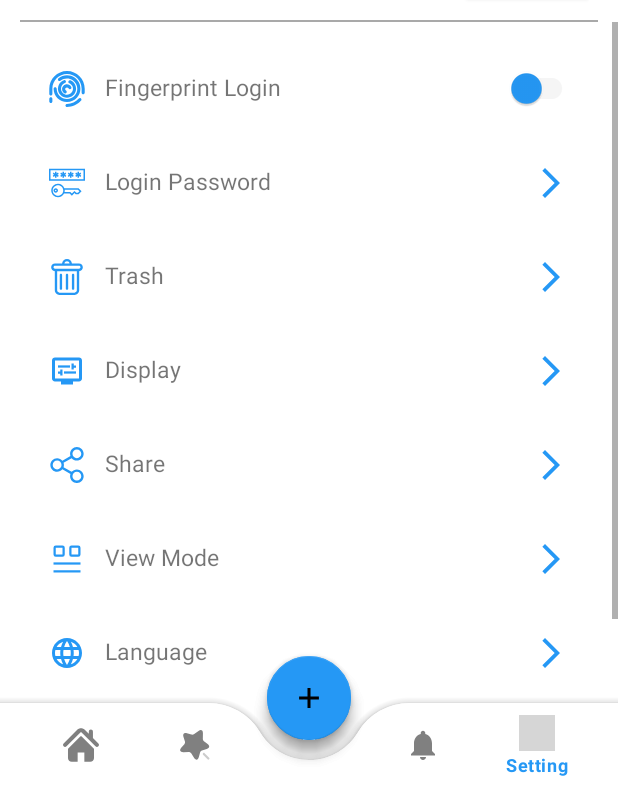
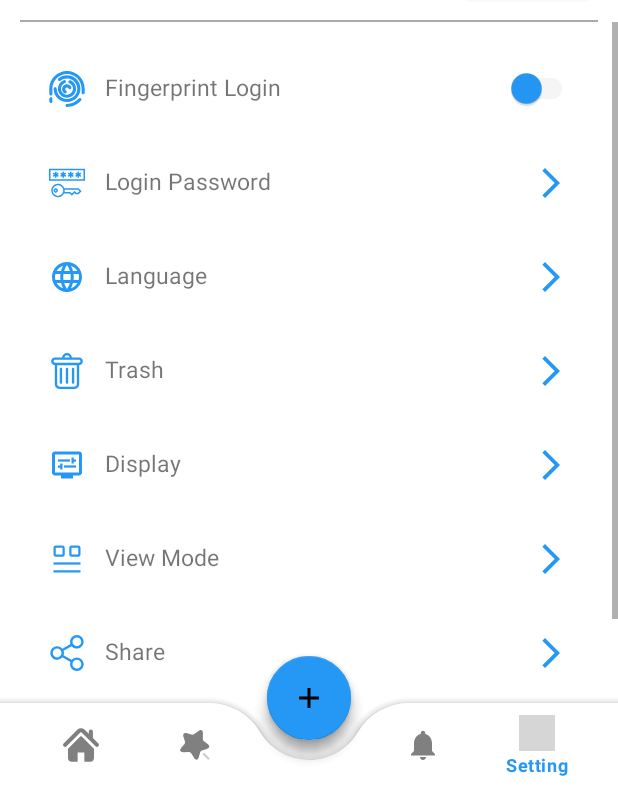
Before and after one commit to thaonguyenhuu251/Notes, an Android app: the HomeFragment screen opened directly, with no data from a screen before it, item 5 of the bottom bar chosen, on a phone screen of 412 x 824 dp, the part 449-1236 px from its top. Run offline under Robolectric (Android 15) with nearby library versions, the phone set to English and light mode, and no system bars; our stand-ins replace sdp/ssp sizes; grey boxes are pictures that could not be loaded.

Commit message:
Update dialog

```diff
--- a/app/src/main/java/com/example/notes/util/Constants.kt
+++ b/app/src/main/java/com/example/notes/util/Constants.kt
@@ -25,5 +25,5 @@ object Constants {
 
     var isToggle = true
     var color = -0x980df
-    var theme: Int = R.style.AppTheme
+    var theme: Int = R.style.AppTheme_red
 }
--- a/app/src/main/java/com/example/notes/view/home/HomeFragment.kt
+++ b/app/src/main/java/com/example/notes/view/home/HomeFragment.kt
@@ -25,7 +25,7 @@ class HomeFragment : Fragment() {
             bottomSheetSort.show(childFragmentManager, BottomSheetSort.TAG)
         }
         binding.viewPager.adapter = HomePagerFragmentAdapter(titles, requireActivity())
-        binding.viewPager.isUserInputEnabled = true
+        binding.viewPager.isUserInputEnabled = false
         setTabLayout()
     }
 
--- a/app/src/main/java/com/example/notes/view/home/SettingFragment.kt
+++ b/app/src/main/java/com/example/notes/view/home/SettingFragment.kt
@@ -11,10 +11,9 @@ import android.view.ViewGroup
 import android.widget.Toast
 import androidx.core.app.ActivityCompat
 import androidx.fragment.app.Fragment
-import com.example.notes.view.login.LoginPassword
 import com.example.notes.databinding.FragmentSettingBinding
 import com.example.notes.view.components.LanguageDialog
-import kotlin.String as String
+import com.example.notes.view.login.LoginPassword
 
 class SettingFragment : Fragment() {
     private lateinit var binding: FragmentSettingBinding
@@ -51,6 +50,8 @@ class SettingFragment : Fragment() {
             val languageDialog = LanguageDialog()
             languageDialog.show(childFragmentManager, languageDialog.tag)
         }
+
+
     }
 
     private fun checkBiometricSupport(): Boolean {
--- a/app/src/main/res/drawable/bg_more_work.xml
+++ b/app/src/main/res/drawable/bg_more_work.xml
@@ -3,5 +3,5 @@
     <corners android:bottomLeftRadius="@dimen/_10sdp"
         android:topLeftRadius="@dimen/_10sdp"/>
     <gradient android:gradientRadius="@dimen/_5sdp"/>
-    <solid android:color="@color/peach_puff"/>
+    <solid android:color="@color/background_general"/>
 </shape>
--- a/app/src/main/res/drawable/bg_work.xml
+++ b/app/src/main/res/drawable/bg_work.xml
@@ -3,5 +3,5 @@
     <corners android:bottomLeftRadius="@dimen/_10sdp"
         android:topLeftRadius="@dimen/_10sdp"/>
     <gradient android:gradientRadius="@dimen/_5sdp"/>
-    <solid android:color="@color/pink_little"/>
+    <solid android:color="@color/background_blue_light"/>
 </shape>
--- a/app/src/main/res/layout/activity_main.xml
+++ b/app/src/main/res/layout/activity_main.xml
@@ -69,7 +69,6 @@
                         android:paddingHorizontal="@dimen/_10sdp"
                         android:singleLine="true"
                         android:textColor="@color/black"
-                        android:textCursorDrawable="@color/background_general"
                         android:textSize="@dimen/_12ssp" />
 
                     <ImageView
--- a/app/src/main/res/layout/bottom_menu.xml
+++ b/app/src/main/res/layout/bottom_menu.xml
@@ -9,6 +9,7 @@
         android:layout_width="match_parent"
         android:layout_height="wrap_content"
         android:layout_gravity="bottom"
+        android:background="@android:color/transparent"
         app:fabCradleMargin="10dp"
         app:fabCradleRoundedCornerRadius="40dp"
         app:fabCradleVerticalOffset="0dp">
--- a/app/src/main/res/layout/fragment_setting.xml
+++ b/app/src/main/res/layout/fragment_setting.xml
@@ -201,6 +201,19 @@
                 app:drawableStartCompat="@drawable/ic_password_login_setting"
                 app:drawableTint="@color/background_general" />
 
+
+            <TextView
+                android:id="@+id/txtLanguage"
+                android:layout_width="match_parent"
+                android:layout_height="wrap_content"
+                android:drawableEnd="@drawable/ic_arrow_forward"
+                android:drawablePadding="@dimen/_10sdp"
+                android:padding="@dimen/_15sdp"
+                android:text="@string/language"
+                android:textSize="@dimen/_12ssp"
+                app:drawableStartCompat="@drawable/ic_language"
+                app:drawableTint="@color/background_general" />
+
             <TextView
                 android:id="@+id/txtTrash"
                 android:layout_width="match_parent"
@@ -226,18 +239,6 @@
                 app:drawableTint="@color/background_general" />
 
             <TextView
-                android:id="@+id/txtShareApp"
-                android:layout_width="match_parent"
-                android:layout_height="wrap_content"
-                android:drawablePadding="@dimen/_10sdp"
-                android:padding="@dimen/_15sdp"
-                android:text="@string/shareApp"
-                android:textSize="@dimen/_12ssp"
-                app:drawableEndCompat="@drawable/ic_arrow_forward"
-                app:drawableStartCompat="@drawable/ic_share"
-                app:drawableTint="@color/background_general" />
-
-            <TextView
                 android:id="@+id/txtViewMode"
                 android:layout_width="match_parent"
                 android:layout_height="wrap_content"
@@ -250,15 +251,15 @@
                 app:drawableTint="@color/background_general" />
 
             <TextView
-                android:id="@+id/txtLanguage"
+                android:id="@+id/txtShareApp"
                 android:layout_width="match_parent"
                 android:layout_height="wrap_content"
-                android:drawableEnd="@drawable/ic_arrow_forward"
                 android:drawablePadding="@dimen/_10sdp"
                 android:padding="@dimen/_15sdp"
-                android:text="@string/language"
+                android:text="@string/shareApp"
                 android:textSize="@dimen/_12ssp"
-                app:drawableStartCompat="@drawable/ic_language"
+                app:drawableEndCompat="@drawable/ic_arrow_forward"
+                app:drawableStartCompat="@drawable/ic_share"
                 app:drawableTint="@color/background_general" />
 
             <TextView
--- a/app/src/main/res/layout/item_work.xml
+++ b/app/src/main/res/layout/item_work.xml
@@ -15,7 +15,6 @@
         android:layout_height="0dp"
         android:src="@drawable/ic_arrow_left"
         android:background="@drawable/bg_more_work"
-        android:paddingHorizontal="@dimen/_2sdp"
         app:layout_constraintBottom_toBottomOf="parent"
         app:layout_constraintStart_toStartOf="parent"
         app:layout_constraintTop_toTopOf="parent" />
@@ -61,8 +60,10 @@
         android:layout_width="0dp"
         android:layout_height="wrap_content"
         android:layout_marginHorizontal="@dimen/_10sdp"
+        app:layout_constraintBottom_toBottomOf="parent"
         android:textColor="@color/black"
         android:textSize="@dimen/_12ssp"
+        android:layout_marginBottom="@dimen/_5sdp"
         app:layout_constraintEnd_toEndOf="parent"
         app:layout_constraintStart_toEndOf="@+id/imgWork"
         app:layout_constraintTop_toBottomOf="@+id/txtDayStart"
--- a/app/src/main/res/values/style.xml
+++ b/app/src/main/res/values/style.xml
@@ -87,9 +87,13 @@
         <item name="colorPrimaryVariant">@color/background_status</item>
         <item name="colorPrimaryDark">@color/background_status</item>
         <item name="colorAccent">@color/background_general</item>
+        <!-- Primary brand color. -->
+        <item name="colorOnPrimary">@color/white</item>
+        <!-- Secondary brand color. -->
+        <item name="colorOnSecondary">@color/black</item>
     </style>
 
-    <style name="AppTheme_red" parent="Theme.AppCompat.Light.NoActionBar">
+    <style name="AppTheme_red" parent="Theme.MaterialComponents.DayNight.NoActionBar">
         <!-- Customize your theme here. -->
         <item name="colorPrimary">@color/red_colorPrimary</item>
         <item name="colorPrimaryDark">@color/red_colorPrimaryDark</item>
```
Also changed, not shown: app/src/main/java/com/example/notes/model/App.kt (added, +14 -0 lines), app/src/main/java/com/example/notes/view/home/ListWorkFragment.kt (+10 -10 lines), app/src/main/res/drawable/ic_delete_mode.xml (added, +9 -0 lines), app/src/main/res/drawable/ic_mode_edit.xml (added, +13 -0 lines), app/src/main/res/drawable/ic_star.xml (added, +13 -0 lines).
